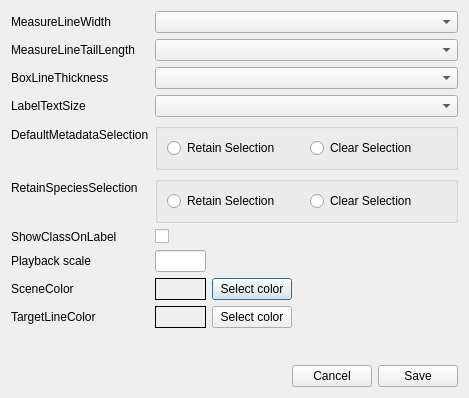
This is application/dialogs/ui/GuiSettingDlg.ui in noaa-afsc-mace/SEBASTES as Qt 5 draws it before an edit. The edited form follows.
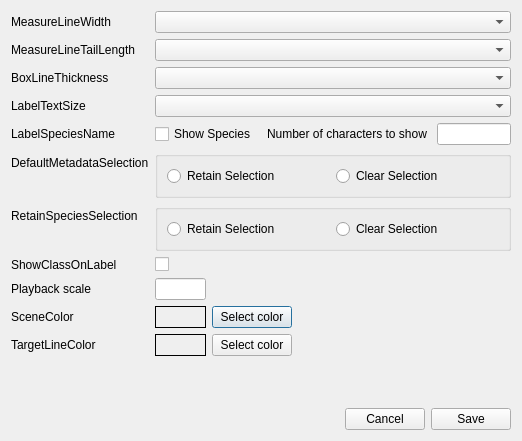
This is the edited form.

Commit message: added timastamp and species name labels

The edit to the form file:
```diff
--- a/application/dialogs/ui/GuiSettingDlg.ui
+++ b/application/dialogs/ui/GuiSettingDlg.ui
@@ -6,8 +6,8 @@
    <rect>
     <x>0</x>
     <y>0</y>
-    <width>469</width>
-    <height>398</height>
+    <width>522</width>
+    <height>441</height>
    </rect>
   </property>
   <property name="windowTitle">
@@ -56,14 +56,14 @@
      <item row="3" column="1">
       <widget class="QComboBox" name="labelTextSizeBox"/>
      </item>
-     <item row="4" column="0">
+     <item row="5" column="0">
       <widget class="QLabel" name="label">
        <property name="text">
         <string>DefaultMetadataSelection</string>
        </property>
       </widget>
      </item>
-     <item row="4" column="1">
+     <item row="5" column="1">
       <widget class="QGroupBox" name="groupBox">
        <property name="title">
         <string/>
@@ -86,14 +86,14 @@
        </layout>
       </widget>
      </item>
-     <item row="5" column="0">
+     <item row="7" column="0">
       <widget class="QLabel" name="label_3">
        <property name="text">
         <string>RetainSpeciesSelection</string>
        </property>
       </widget>
      </item>
-     <item row="5" column="1">
+     <item row="7" column="1">
       <widget class="QGroupBox" name="groupBox_2">
        <property name="title">
         <string/>
@@ -116,28 +116,28 @@
        </layout>
       </widget>
      </item>
-     <item row="6" column="0">
+     <item row="8" column="0">
       <widget class="QLabel" name="label_2">
        <property name="text">
         <string>ShowClassOnLabel</string>
        </property>
       </widget>
      </item>
-     <item row="6" column="1">
+     <item row="8" column="1">
       <widget class="QCheckBox" name="classLabelCheckBox">
        <property name="text">
         <string/>
        </property>
       </widget>
      </item>
-     <item row="8" column="0">
+     <item row="10" column="0">
       <widget class="QLabel" name="label_24">
        <property name="text">
         <string>SceneColor</string>
        </property>
       </widget>
      </item>
-     <item row="8" column="1">
+     <item row="10" column="1">
       <layout class="QHBoxLayout" name="horizontalLayout_15">
        <item>
         <widget class="QLabel" name="sceneColorLabel">
@@ -177,14 +177,14 @@
        </item>
       </layout>
      </item>
-     <item row="9" column="0">
+     <item row="11" column="0">
       <widget class="QLabel" name="label_23">
        <property name="text">
         <string>TargetLineColor</string>
        </property>
       </widget>
      </item>
-     <item row="9" column="1">
+     <item row="11" column="1">
       <layout class="QHBoxLayout" name="horizontalLayout_14">
        <item>
         <widget class="QLabel" name="targetColorLabel">
@@ -224,14 +224,14 @@
        </item>
       </layout>
      </item>
-     <item row="7" column="0">
+     <item row="9" column="0">
       <widget class="QLabel" name="label_4">
        <property name="text">
         <string>Playback scale</string>
        </property>
       </widget>
      </item>
-     <item row="7" column="1">
+     <item row="9" column="1">
       <layout class="QHBoxLayout" name="horizontalLayout_4">
        <item>
         <widget class="QLineEdit" name="speedAdjLabel">
@@ -258,6 +258,47 @@
        </item>
       </layout>
      </item>
+     <item row="4" column="0">
+      <widget class="QLabel" name="label_5">
+       <property name="text">
+        <string>LabelSpeciesName</string>
+       </property>
+      </widget>
+     </item>
+     <item row="4" column="1">
+      <layout class="QHBoxLayout" name="horizontalLayout_5">
+       <item>
+        <widget class="QCheckBox" name="showSpcNameCheck">
+         <property name="text">
+          <string>Show Species</string>
+         </property>
+        </widget>
+       </item>
+       <item>
+        <spacer name="horizontalSpacer_3">
+         <property name="orientation">
+          <enum>Qt::Horizontal</enum>
+         </property>
+         <property name="sizeHint" stdset="0">
+          <size>
+           <width>40</width>
+           <height>20</height>
+          </size>
+         </property>
+        </spacer>
+       </item>
+       <item>
+        <widget class="QLabel" name="label_6">
+         <property name="text">
+          <string>Number of characters to show </string>
+         </property>
+        </widget>
+       </item>
+       <item>
+        <widget class="QLineEdit" name="spcNameLengthEdit"/>
+       </item>
+      </layout>
+     </item>
     </layout>
    </item>
    <item>
```
The commit also changes 4 other files.
